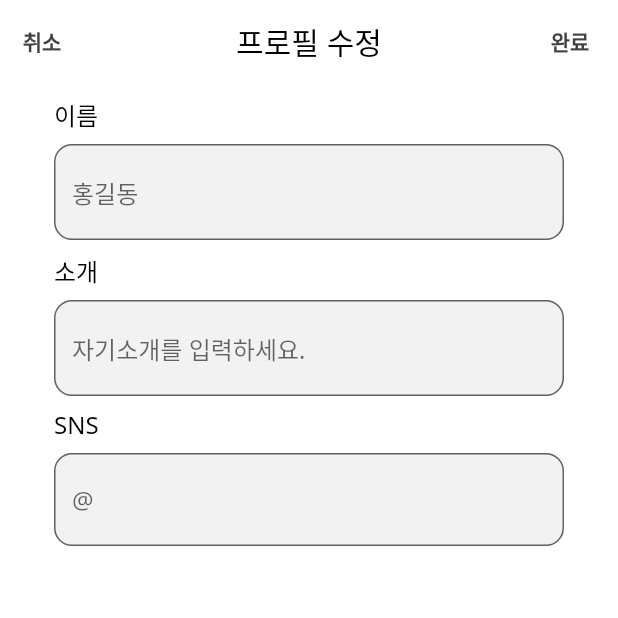
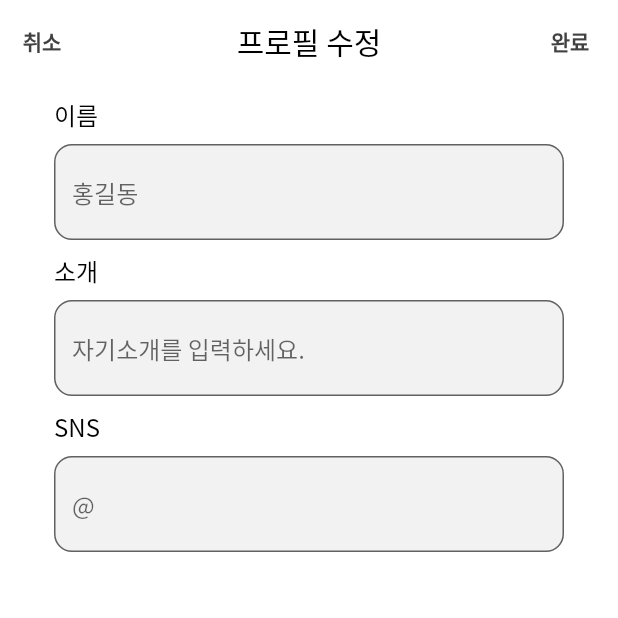
Before and after one commit to jihun-bang/project-donghaeng, a Flutter app: the screen it shows once a user with an empty profile is signed in, on a phone screen of 412 x 824 dp, the top half of it. Run offline on Flutter 3.47's test engine with Material 2 defaults, Android fonts, the phone set to English and light mode, and no system bars; our stand-ins replace cloud_firestore, firebase_auth, firebase_core, flutter_dotenv, flutter_svg, fluttertoast and 4 more; missing offline and left inert: flutterfire_ui; accounts and stored records are empty.

Commit message:
[Font] 폰트 로컬 파일로 추가

```diff
--- a/lib/main.dart
+++ b/lib/main.dart
@@ -58,7 +58,7 @@ class MyApp extends StatelessWidget {
             create: (_) => sl<SignUpViewModel>()),
       ],
       child: MaterialApp(
-          theme: themeDate(context),
+          theme: themeDate,
           scrollBehavior: const MaterialScrollBehavior().copyWith(
             dragDevices: {
               PointerDeviceKind.mouse,
--- a/lib/view/theme/app.dart
+++ b/lib/view/theme/app.dart
@@ -1,18 +1,13 @@
 import 'package:flutter/material.dart';
-import 'package:google_fonts/google_fonts.dart';
 
 import 'color.dart';
 
-ThemeData themeDate(BuildContext context) => ThemeData(
+ThemeData get themeDate => ThemeData(
     backgroundColor: Colors.white,
     scaffoldBackgroundColor: Colors.white,
     primarySwatch: primary,
     appBarTheme: _appbarThem,
-    textTheme: _textTheme(context));
+    fontFamily: 'Noto_Sans_KR');
 
 const _appbarThem = AppBarTheme(
     backgroundColor: Colors.white, foregroundColor: Colors.black, elevation: 0);
-
-TextTheme _textTheme(BuildContext context) => GoogleFonts.notoSansTextTheme(
-      Theme.of(context).textTheme,
-    );
```
Also changed, not shown: pubspec.yaml (+15 -0 lines), 6 other files.
